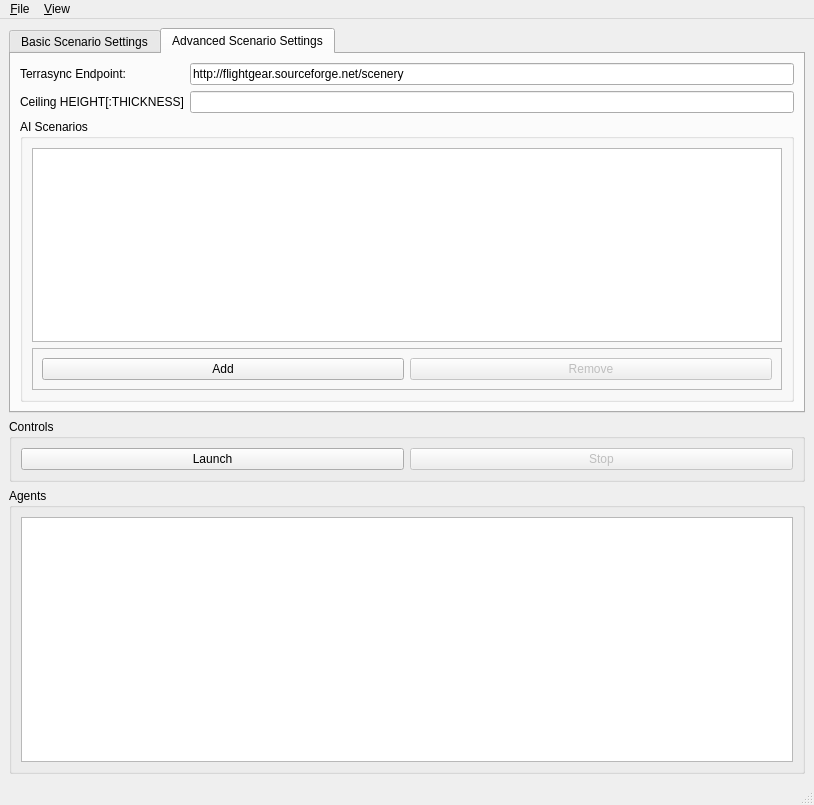
cgspeck/fg-orchestrator, file fgo/ui/MainWindow.ui: the form before one commit.
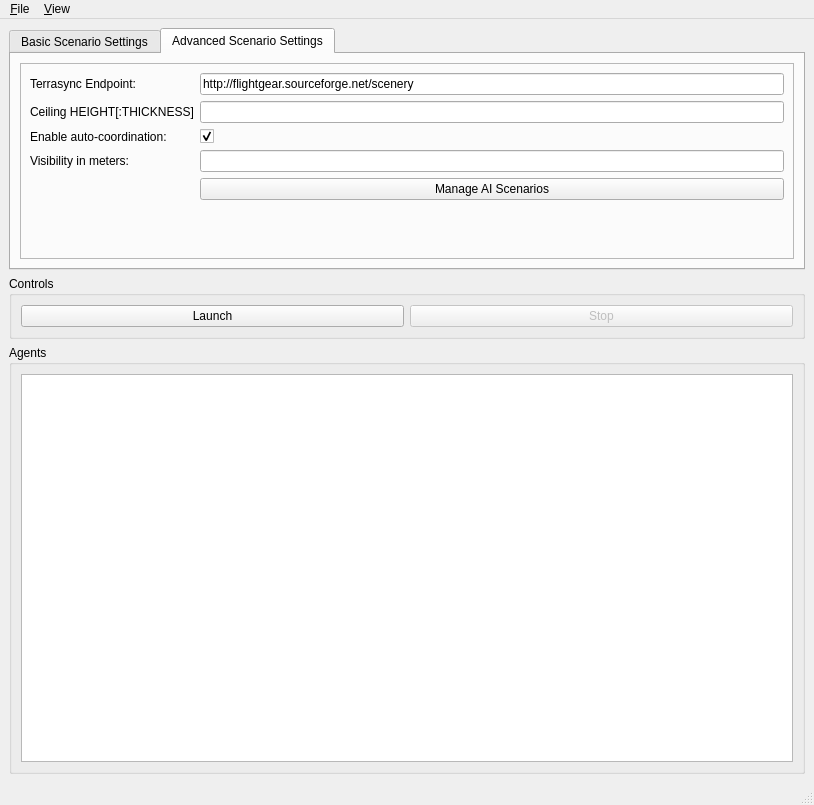
The form after the commit. The open tabs and pages were chosen to show the change.

Commit message: Putting all common items on form and adding new/open/save/saveas menus

Diff of the .ui file:
```diff
--- a/fgo/ui/MainWindow.ui
+++ b/fgo/ui/MainWindow.ui
@@ -189,72 +189,90 @@
        <attribute name="title">
         <string>Advanced Scenario Settings</string>
        </attribute>
-       <layout class="QFormLayout" name="formLayout_4">
-        <item row="3" column="0">
-         <widget class="QLabel" name="label_5">
-          <property name="text">
-           <string>Ceiling HEIGHT[:THICKNESS]</string>
+       <layout class="QVBoxLayout" name="verticalLayout_3">
+        <item>
+         <widget class="QFrame" name="frame_6">
+          <property name="minimumSize">
+           <size>
+            <width>30</width>
+            <height>30</height>
+           </size>
           </property>
-         </widget>
-        </item>
-        <item row="3" column="1">
-         <widget class="QLineEdit" name="lineEdit_5"/>
-        </item>
-        <item row="5" column="0" colspan="2">
-         <widget class="QGroupBox" name="groupBox_2">
-          <property name="title">
-           <string>AI Scenarios</string>
+          <property name="frameShape">
+           <enum>QFrame::StyledPanel</enum>
           </property>
-          <layout class="QGridLayout" name="gridLayout_2">
-           <item row="1" column="0">
-            <widget class="QFrame" name="frame">
-             <property name="frameShape">
-              <enum>QFrame::StyledPanel</enum>
-             </property>
-             <property name="frameShadow">
-              <enum>QFrame::Raised</enum>
-             </property>
-             <layout class="QHBoxLayout" name="horizontalLayout_2">
-              <item>
-               <widget class="QPushButton" name="pushButton_2">
-                <property name="text">
-                 <string>Add</string>
-                </property>
-               </widget>
-              </item>
-              <item>
-               <widget class="QPushButton" name="pushButton">
-                <property name="enabled">
-                 <bool>false</bool>
-                </property>
-                <property name="text">
-                 <string>Remove</string>
-                </property>
-               </widget>
-              </item>
-             </layout>
-            </widget>
-           </item>
+          <property name="frameShadow">
+           <enum>QFrame::Raised</enum>
+          </property>
+          <layout class="QFormLayout" name="formLayout_5">
            <item row="0" column="0">
-            <widget class="QListWidget" name="listWidget"/>
+            <widget class="QLabel" name="label">
+             <property name="text">
+              <string>Terrasync Endpoint:</string>
+             </property>
+            </widget>
+           </item>
+           <item row="0" column="1">
+            <widget class="QLineEdit" name="leTSEndpoint">
+             <property name="text">
+              <string>http://flightgear.sourceforge.net/scenery</string>
+             </property>
+            </widget>
+           </item>
+           <item row="1" column="0">
+            <widget class="QLabel" name="label_5">
+             <property name="text">
+              <string>Ceiling HEIGHT[:THICKNESS]</string>
+             </property>
+            </widget>
+           </item>
+           <item row="1" column="1">
+            <widget class="QLineEdit" name="leCeiling"/>
+           </item>
+           <item row="2" column="0">
+            <widget class="QLabel" name="label_4">
+             <property name="text">
+              <string>Enable auto-coordination:</string>
+             </property>
+            </widget>
+           </item>
+           <item row="2" column="1">
+            <widget class="QCheckBox" name="cbAutoCoordination">
+             <property name="text">
+              <string/>
+             </property>
+             <property name="checked">
+              <bool>true</bool>
+             </property>
+            </widget>
+           </item>
+           <item row="3" column="0">
+            <widget class="QLabel" name="label_7">
+             <property name="text">
+              <string>Visibility in meters:</string>
+             </property>
+            </widget>
+           </item>
+           <item row="3" column="1">
+            <widget class="QLineEdit" name="leVisibilityMeters"/>
+           </item>
+           <item row="4" column="1">
+            <widget class="QPushButton" name="pbManageAIScenarios">
+             <property name="text">
+              <string>Manage AI Scenarios</string>
+             </property>
+            </widget>
+           </item>
+           <item row="4" column="0">
+            <widget class="QLabel" name="label_8">
+             <property name="text">
+              <string>     </string>
+             </property>
+            </widget>
            </item>
           </layout>
          </widget>
         </item>
-        <item row="2" column="1">
-         <widget class="QLineEdit" name="lineEdit">
-          <property name="text">
-           <string>http://flightgear.sourceforge.net/scenery</string>
-          </property>
-         </widget>
-        </item>
-        <item row="2" column="0">
-         <widget class="QLabel" name="label">
-          <property name="text">
-           <string>Terrasync Endpoint:</string>
-          </property>
-         </widget>
-        </item>
        </layout>
        <zorder>lineEdit_5</zorder>
        <zorder>groupBox_2</zorder>
```
Left out of the diff: 51 changed lines with no effect on the pictures. The commit also changes 1 other file.
